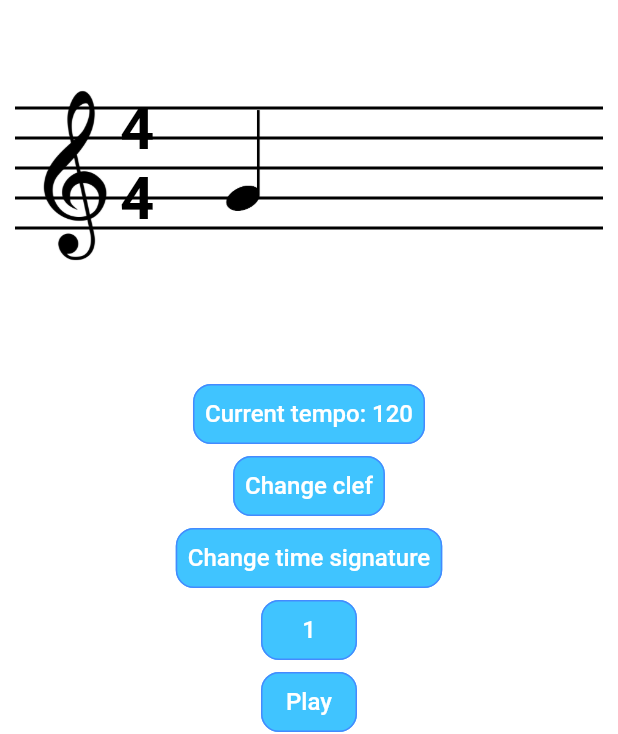
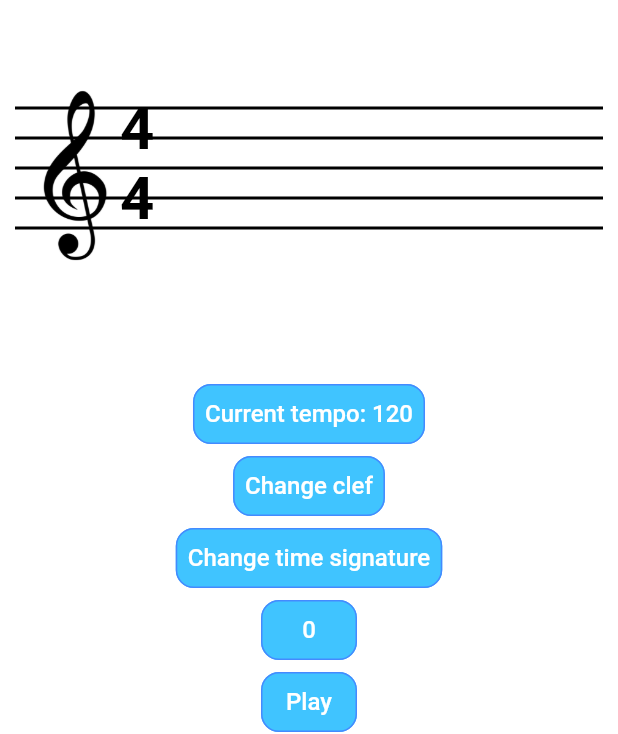
Before and after one commit to Ragnaric/MusicMate, a Flutter app: the screen it shows after launch, on a phone screen of 412 x 824 dp. Shown: the part 216-950 px from the top of the screen. Run offline on Flutter 3.47's test engine with Material 3 defaults, Android fonts, the phone set to English and light mode, and no system bars; our stand-ins replace audioplayers, bloc, equatable, flutter_bloc.

Commit message:
Update gradle files; refactor metronome bloc.

```diff
--- a/lib/metronome/bloc/metronome_bloc.dart
+++ b/lib/metronome/bloc/metronome_bloc.dart
@@ -13,6 +13,10 @@ class MetronomeBloc extends Bloc<MetronomeEvent, MetronomeState> {
   Timer? _timer;
 
   MetronomeBloc() : super(const MetronomeInitial()) {
+    _audioPlayer
+      ..setReleaseMode(ReleaseMode.stop)
+      ..setSource(AssetSource(CSounds.tick))
+      ..audioCache;
     on<TempoChanged>(_changeTempo);
     on<TimeSignatureChanged>(_changeTimeSignature);
     on<ClefChanged>(_changeClef);
@@ -23,7 +27,9 @@ class MetronomeBloc extends Bloc<MetronomeEvent, MetronomeState> {
 
   void _changeTempo(TempoChanged event, Emitter<MetronomeState> emit) {
     emit(state.copyWith(tempo: event.tempo));
-    _restartTimer(emit);
+    if (state is MetronomePlaying) {
+      _restartTimer(emit);
+    }
   }
 
   void _changeTimeSignature(TimeSignatureChanged event, Emitter<MetronomeState> emit) {
@@ -68,7 +74,7 @@ class MetronomeBloc extends Bloc<MetronomeEvent, MetronomeState> {
   void _startTimer(Emitter<MetronomeState> emit) {
     _timer?.cancel();
     _playSound();
-    final interval = Duration(milliseconds: (60000 / state.tempo).round());
+    final interval = Duration(milliseconds: 60000 ~/ state.tempo);
     _timer = Timer.periodic(interval, (_) {
       _playSound();
       add(NextBeat());
@@ -85,7 +91,8 @@ class MetronomeBloc extends Bloc<MetronomeEvent, MetronomeState> {
     // since it is not exactly 1 second
     final playbackRate = state.tempo / 60;
     _audioPlayer.setPlaybackRate(playbackRate + playbackRate * .1);
-    await _audioPlayer.play(AssetSource(CSounds.tick));
+    _audioPlayer.resume();
+    //SystemSound.play(SystemSoundType.click);
   }
 
   @override
--- a/lib/metronome/bloc/metronome_state.dart
+++ b/lib/metronome/bloc/metronome_state.dart
@@ -87,7 +87,7 @@ final class MetronomeInitial extends MetronomeState {
     super.tempo = 120,
     super.timeSignature = '4/4',
     super.clef = 'treble',
-    super.beat = 1,
+    super.beat = 0,
   });
 }
 
--- a/lib/metronome/view/metronome.dart
+++ b/lib/metronome/view/metronome.dart
@@ -52,6 +52,7 @@ class MetronomePage extends StatelessWidget {
                   },
                   child: Text('Current tempo: ${state.tempo}')
               ),
+
               ElevatedButton(
                   onPressed: () {
                     final clef = state.clef == 'treble' ? 'bass' : 'treble';
```
Also changed, not shown: 1 other file.
